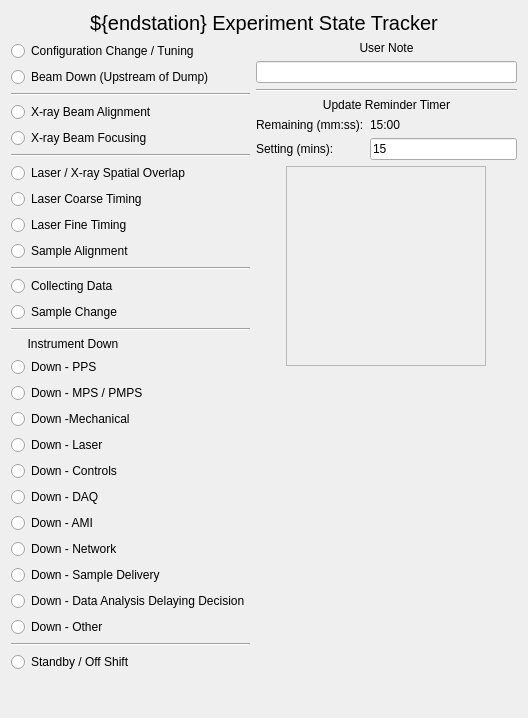
pcdshub/ioc-common-expstate, file screen/est.ui: the form before one commit.
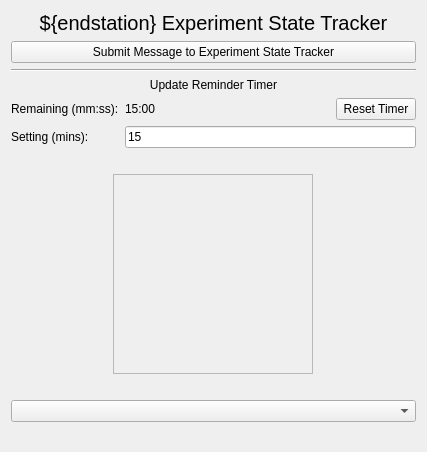
The form after the commit. Custom widgets are drawn as their Qt base class.

Commit message: Added Update PV and changed screen to be more compact.

```diff
--- a/screen/est.ui
+++ b/screen/est.ui
@@ -6,8 +6,8 @@
    <rect>
     <x>0</x>
     <y>0</y>
-    <width>528</width>
-    <height>718</height>
+    <width>427</width>
+    <height>452</height>
    </rect>
   </property>
   <property name="sizePolicy">
@@ -56,309 +56,14 @@
       <number>0</number>
      </property>
      <item>
-      <layout class="QVBoxLayout" name="verticalLayout_2">
-       <property name="spacing">
-        <number>6</number>
-       </property>
-       <property name="bottomMargin">
-        <number>0</number>
-       </property>
-       <item>
-        <widget class="QRadioButton" name="config_change_button">
-         <property name="toolTip">
-          <string>ACR is tuning or changing the beam.</string>
-         </property>
-         <property name="text">
-          <string>Configuration Change / Tuning</string>
-         </property>
-        </widget>
-       </item>
-       <item>
-        <widget class="QRadioButton" name="beam_down_button">
-         <property name="toolTip">
-          <string>Issues with accelerator causing no usable x-ray beam.</string>
-         </property>
-         <property name="text">
-          <string>Beam Down (Upstream of Dump)</string>
-         </property>
-        </widget>
-       </item>
-       <item>
-        <widget class="Line" name="line_3">
-         <property name="orientation">
-          <enum>Qt::Horizontal</enum>
-         </property>
-        </widget>
-       </item>
-       <item>
-        <widget class="QRadioButton" name="alignment_button">
-         <property name="toolTip">
-          <string>Aligning distribution mirrors, slits, apertures, monochromators and validating performance, transmission, intensity.</string>
-         </property>
-         <property name="text">
-          <string>X-ray Beam Alignment</string>
-         </property>
-        </widget>
-       </item>
-       <item>
-        <widget class="QRadioButton" name="focusing_button">
-         <property name="toolTip">
-          <string>Aligning focusing optics and validating performance, measuring spot size.</string>
-         </property>
-         <property name="text">
-          <string>X-ray Beam Focusing</string>
-         </property>
-        </widget>
-       </item>
-       <item>
-        <widget class="Line" name="line_4">
-         <property name="orientation">
-          <enum>Qt::Horizontal</enum>
-         </property>
-        </widget>
-       </item>
-       <item>
-        <widget class="QRadioButton" name="ip_spacial_button">
-         <property name="toolTip">
-          <string>Aligning the laser to overlap with the x-rays at the sample/interaction region.</string>
-         </property>
-         <property name="text">
-          <string>Laser / X-ray Spatial Overlap</string>
-         </property>
-        </widget>
-       </item>
-       <item>
-        <widget class="QRadioButton" name="coarse_timing_button">
-         <property name="toolTip">
-          <string>Determining the relative time between the x-rays and the laser within 10s of picosecond.</string>
-         </property>
-         <property name="text">
-          <string>Laser Coarse Timing</string>
-         </property>
-        </widget>
-       </item>
-       <item>
-        <widget class="QRadioButton" name="fine_timing_button">
-         <property name="toolTip">
-          <string>Determining the relative time between the x-rays and the laser to better than 1 ps.</string>
-         </property>
-         <property name="text">
-          <string>Laser Fine Timing</string>
-         </property>
-        </widget>
-       </item>
-       <item>
-        <widget class="QRadioButton" name="sample_alignment_button">
-         <property name="toolTip">
-          <string>Time spent aligning the sample position, angle, before collecting data.</string>
-         </property>
-         <property name="text">
-          <string>Sample Alignment</string>
-         </property>
-        </widget>
-       </item>
-       <item>
-        <widget class="Line" name="line">
-         <property name="orientation">
-          <enum>Qt::Horizontal</enum>
-         </property>
-        </widget>
-       </item>
-       <item>
-        <widget class="QRadioButton" name="collecting_data_button">
-         <property name="toolTip">
-          <string>Collecting data and recording it in the DAQ.</string>
-         </property>
-         <property name="text">
-          <string>Collecting Data</string>
-         </property>
-        </widget>
-       </item>
-       <item>
-        <widget class="QRadioButton" name="sample_change_button">
-         <property name="toolTip">
-          <string>Time spent exchanging a sample.</string>
-         </property>
-         <property name="text">
-          <string>Sample Change</string>
-         </property>
-        </widget>
-       </item>
-       <item>
-        <widget class="Line" name="line_2">
-         <property name="orientation">
-          <enum>Qt::Horizontal</enum>
-         </property>
-        </widget>
-       </item>
-       <item>
-        <widget class="QLabel" name="label">
-         <property name="text">
-          <string>     Instrument Down</string>
-         </property>
-        </widget>
-       </item>
-       <item>
-        <widget class="QRadioButton" name="down_pps_button">
-         <property name="toolTip">
-          <string>The beam in unavailable because of an issue with the Personnel Protection System (PPS), such as the XRT is not searched, a stopper is disabled due to a Radiation Safety Work Control Form.</string>
-         </property>
-         <property name="text">
-          <string>Down - PPS</string>
-         </property>
-        </widget>
-       </item>
-       <item>
-        <widget class="QRadioButton" name="down_mps_button">
-         <property name="toolTip">
-          <string>The beam is unavailable because there is a trip on the Machine Protection System or the Photon Machine Protection System.</string>
-         </property>
-         <property name="text">
-          <string>Down - MPS / PMPS</string>
-         </property>
-        </widget>
-       </item>
-       <item>
-        <widget class="QRadioButton" name="down_mechanical_button">
-         <property name="toolTip">
-          <string>The beam is not used because of a mechanical issue with a system that is being repaired, example: a broken stage being replaced.</string>
-         </property>
-         <property name="text">
-          <string>Down -Mechanical</string>
-         </property>
-        </widget>
-       </item>
-       <item>
-        <widget class="QRadioButton" name="down_laser_button">
-         <property name="toolTip">
-          <string>The beam is not being used because work is happening on the laser.</string>
-         </property>
-         <property name="text">
-          <string>Down - Laser</string>
-         </property>
-        </widget>
-       </item>
-       <item>
-        <widget class="QRadioButton" name="down_controls_button">
-         <property name="toolTip">
-          <string>The beam is not being used because work is happening on the controls system preventing use of the beam until resolved.</string>
-         </property>
-         <property name="text">
-          <string>Down - Controls</string>
-         </property>
-        </widget>
-       </item>
-       <item>
-        <widget class="QRadioButton" name="down_daq_button">
-         <property name="toolTip">
-          <string>The beam is not being used because the DAQ is not functional and needs to work to collect data.</string>
-         </property>
-         <property name="text">
-          <string>Down - DAQ</string>
-         </property>
-        </widget>
-       </item>
-       <item>
-        <widget class="QRadioButton" name="down_ami_button">
-         <property name="toolTip">
-          <string>The beam is not being used because of issues with AMI causing either a stop in data collection or a stop to all activities while it is getting fixed.</string>
-         </property>
-         <property name="text">
-          <string>Down - AMI</string>
-         </property>
-        </widget>
-       </item>
-       <item>
-        <widget class="QRadioButton" name="down_network_button">
-         <property name="toolTip">
-          <string>The beam is not being used because of issues with the LCLS network.</string>
-         </property>
-         <property name="text">
-          <string>Down - Network</string>
-         </property>
-        </widget>
-       </item>
-       <item>
-        <widget class="QRadioButton" name="down_sample_delivery_button">
-         <property name="toolTip">
-          <string>The beam is not being used because work is taking place to fix issues with sample delivery.</string>
-         </property>
-         <property name="text">
-          <string>Down - Sample Delivery</string>
-         </property>
-        </widget>
-       </item>
-       <item>
-        <widget class="QRadioButton" name="down_data_analysis_button">
-         <property name="toolTip">
-          <string>The beam is not being used while awaiting data analysis/processing to provide guidance on what to do next.</string>
-         </property>
-         <property name="text">
-          <string>Down - Data Analysis Delaying Decision</string>
-         </property>
-        </widget>
-       </item>
-       <item>
-        <widget class="QRadioButton" name="down_other_button">
-         <property name="toolTip">
-          <string>The beam is not being used for a reason not captured above.</string>
-         </property>
-         <property name="text">
-          <string>Down - Other</string>
-         </property>
-        </widget>
-       </item>
-       <item>
-        <widget class="Line" name="line_5">
-         <property name="orientation">
-          <enum>Qt::Horizontal</enum>
-         </property>
-        </widget>
-       </item>
-       <item>
-        <widget class="QRadioButton" name="standby_button">
-         <property name="toolTip">
-          <string>You are going to sleep, the shift is over.</string>
-         </property>
-         <property name="text">
-          <string>Standby / Off Shift</string>
-         </property>
-        </widget>
-       </item>
-       <item>
-        <spacer name="verticalSpacer_3">
-         <property name="orientation">
-          <enum>Qt::Vertical</enum>
-         </property>
-         <property name="sizeHint" stdset="0">
-          <size>
-           <width>20</width>
-           <height>1</height>
-          </size>
-         </property>
-        </spacer>
-       </item>
-      </layout>
+      <layout class="QVBoxLayout" name="verticalLayout_1"/>
      </item>
      <item>
       <layout class="QVBoxLayout" name="verticalLayout_3">
        <item>
-        <widget class="QLabel" name="user_note_label">
+        <widget class="QPushButton" name="msgButton">
          <property name="text">
-          <string>User Note</string>
-         </property>
-         <property name="alignment">
-          <set>Qt::AlignCenter</set>
-         </property>
-        </widget>
-       </item>
-       <item>
-        <widget class="PyDMLineEdit" name="user_note_edit">
-         <property name="toolTip">
-          <string/>
-         </property>
-         <property name="displayFormat" stdset="0">
-          <enum>PyDMLineEdit::String</enum>
+          <string>Submit Message to Experiment State Tracker</string>
          </property>
         </widget>
        </item>
@@ -380,7 +85,7 @@
         </widget>
        </item>
        <item>
-        <layout class="QFormLayout" name="formLayout">
+        <layout class="QGridLayout" name="gridLayout">
          <item row="0" column="0">
           <widget class="QLabel" name="time_remaining_label">
            <property name="text">
@@ -388,21 +93,49 @@
            </property>
           </widget>
          </item>
-         <item row="1" column="0">
-          <widget class="QLabel" name="timer_setting_label">
-           <property name="text">
-            <string>Setting (mins):</string>
-           </property>
-          </widget>
-         </item>
          <item row="0" column="1">
           <widget class="QLabel" name="time_remaining_rbv">
+           <property name="sizePolicy">
+            <sizepolicy hsizetype="Preferred" vsizetype="Preferred">
+             <horstretch>6</horstretch>
+             <verstretch>0</verstretch>
+            </sizepolicy>
+           </property>
+           <property name="minimumSize">
+            <size>
+             <width>60</width>
+             <height>0</height>
+            </size>
+           </property>
            <property name="text">
             <string>15:00</string>
            </property>
           </widget>
          </item>
-         <item row="1" column="1">
+         <item row="1" column="0">
+          <widget class="QLabel" name="timer_setting_label">
+           <property name="text">
+            <string>Setting (mins):</string>
+           </property>
+          </widget>
+         </item>
+         <item row="0" column="2">
+          <widget class="PyDMPushButton" name="PyDMPushButton">
+           <property name="toolTip">
+            <string/>
+           </property>
+           <property name="text">
+            <string>Reset Timer</string>
+           </property>
+           <property name="channel" stdset="0">
+            <string>ca://IOC:${endstation}:EXPSTATE:IncUpdate.PROC</string>
+           </property>
+           <property name="pressValue" stdset="0">
+            <string>1</string>
+           </property>
+          </widget>
+         </item>
+         <item row="1" column="1" colspan="2">
           <widget class="QLineEdit" name="timer_setting_edit">
            <property name="text">
             <string>15</string>
@@ -411,7 +144,15 @@
          </item>
         </layout>
        </item>
-       <item alignment="Qt::AlignHCenter">
+       <item>
+        <layout class="QHBoxLayout" name="horizontalLayout_3" stretch="0">
+         <property name="topMargin">
+          <number>20</number>
+         </property>
+         <property name="bottomMargin">
+          <number>20</number>
+         </property>
+         <item>
         <widget class="QFrame" name="frame">
          <property name="minimumSize">
           <size>
@@ -495,6 +236,11 @@
          </widget>
         </widget>
        </item>
+        </layout>
+       </item>
+       <item>
+        <widget class="QComboBox" name="comboBox"/>
+       </item>
        <item>
         <spacer name="verticalSpacer_2">
          <property name="orientation">
@@ -503,7 +249,7 @@
          <property name="sizeHint" stdset="0">
           <size>
            <width>20</width>
-           <height>1</height>
+           <height>13</height>
           </size>
          </property>
         </spacer>
@@ -539,9 +285,9 @@
    <header>pydm.widgets.drawing</header>
   </customwidget>
   <customwidget>
-   <class>PyDMLineEdit</class>
-   <extends>QLineEdit</extends>
-   <header>pydm.widgets.line_edit</header>
+   <class>PyDMPushButton</class>
+   <extends>QPushButton</extends>
+   <header>pydm.widgets.pushbutton</header>
   </customwidget>
  </customwidgets>
  <resources/>
```
Lines whose indentation alone changed are shown as unchanged. The commit also changes 2 other files.
